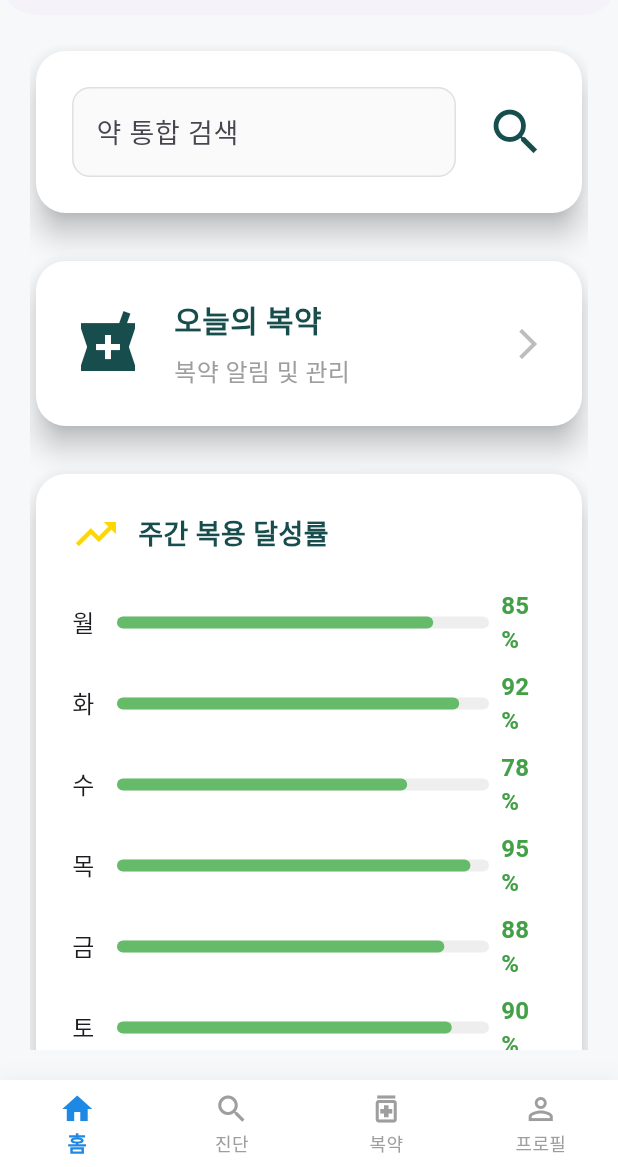
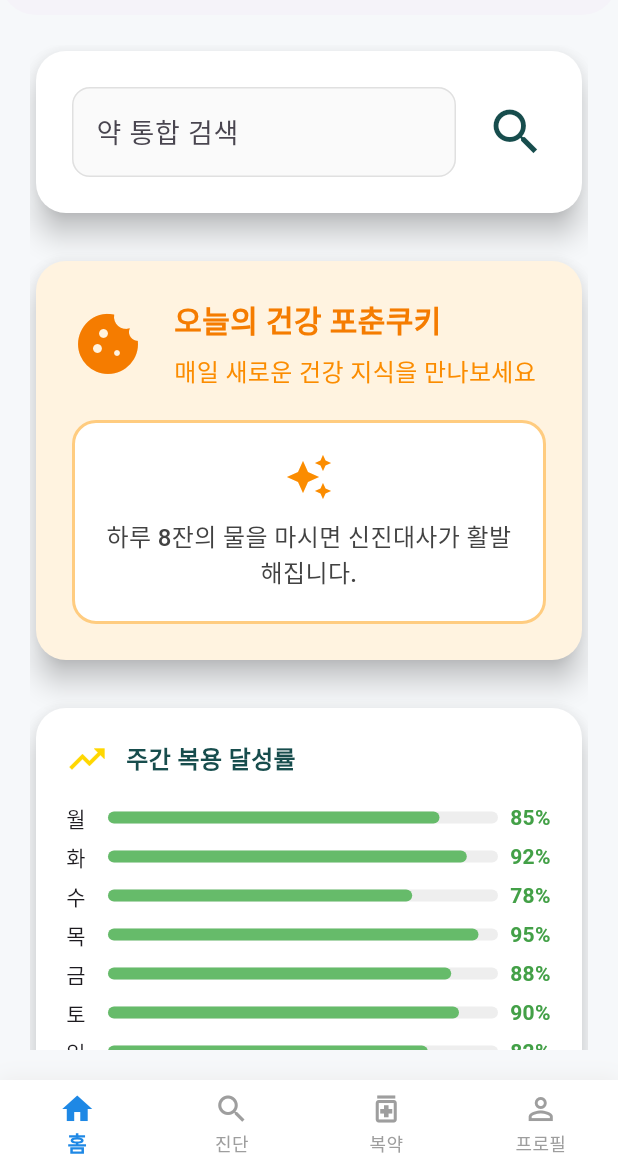
Before and after one commit to KICT2022/frontend, a Flutter app: the HomeScreen screen opened by its route, on a phone screen of 412 x 824 dp, the part 69-1236 px from its top. Run offline on Flutter 3.47's test engine with Material 3 defaults, Android fonts, the phone set to English and light mode, and no system bars; our stand-ins replace go_router, shared_preferences; accounts and stored records are empty; Roboto replaces fonts that are missing (NotoSansKR).

Commit message:
홈 화면에 건강 포춘쿠키 메시지 기능 추가 및 UI 개선

```diff
--- a/lib/screens/home_screen.dart
+++ b/lib/screens/home_screen.dart
@@ -15,6 +15,25 @@ class HomeScreen extends StatefulWidget {
 class _HomeScreenState extends State<HomeScreen> {
   int _currentIndex = 0;
   final _searchController = TextEditingController();
+
+  // 건강 포춘쿠키 메시지 리스트
+  final List<String> _healthMessages = [
+    '하루 8잔의 물을 마시면 신진대사가 활발해집니다.',
+    '규칙적인 운동은 면역력을 높여줍니다.',
+    '충분한 수면은 기억력 향상에 도움이 됩니다.',
+    '과일과 채소를 충분히 섭취하면 항산화 효과가 있습니다.',
+    '스트레칭은 근육 긴장을 풀어주어 혈액순환을 돕습니다.',
+    '규칙적인 식사 시간은 소화기 건강에 좋습니다.',
+    '깊은 호흡은 스트레스 해소에 효과적입니다.',
+    '햇빛을 15분 정도 쬐면 비타민 D 합성이 촉진됩니다.',
+    '녹차의 카테킨은 항산화 물질로 건강에 유익합니다.',
+    '규칙적인 배변은 대장 건강의 지표입니다.',
+    '적절한 체중 관리가 관절 건강을 보호합니다.',
+    '금연은 폐 기능 회복에 도움이 됩니다.',
+    '소금 섭취를 줄이면 혈압 관리에 좋습니다.',
+    '충분한 단백질 섭취는 근육 건강에 필수입니다.',
+    '오메가-3 지방산은 심장 건강에 유익합니다.',
+  ];
 
   @override
   void initState() {
@@ -47,6 +66,13 @@ class _HomeScreenState extends State<HomeScreen> {
     } catch (e) {
       // 오류 처리
     }
+  }
+
+  // 오늘의 건강 포춘쿠키 메시지 가져오기
+  String _getTodayHealthMessage() {
+    final today = DateTime.now();
+    final dayOfYear = today.difference(DateTime(today.year, 1, 1)).inDays;
+    return _healthMessages[dayOfYear % _healthMessages.length];
   }
 
   @override
@@ -158,60 +184,14 @@ class _HomeScreenState extends State<HomeScreen> {
                     ),
                   ),
                   const SizedBox(height: 24),
+
+                  // 오늘의 건강 포춘쿠키
                   Card(
                     shape: RoundedRectangleBorder(
                       borderRadius: BorderRadius.circular(20),
                     ),
                     elevation: 8,
-                    color: Colors.white,
-                    child: Padding(
-                      padding: const EdgeInsets.all(24.0),
-                      child: Row(
-                        children: [
-                          Icon(
-                            Icons.local_pharmacy,
-                            size: 48,
-                            color: Color(0xFF174D4D),
-                          ),
-                          const SizedBox(width: 20),
-                          Expanded(
-                            child: Column(
-                              crossAxisAlignment: CrossAxisAlignment.start,
-                              children: [
-                                Text(
-                                  '오늘의 복약',
-                                  style: TextStyle(
-                                    fontSize: 20,
-                                    fontWeight: FontWeight.bold,
-                                    color: Color(0xFF174D4D),
-                                  ),
-                                ),
-                                const SizedBox(height: 8),
-                                Text(
-                                  '복약 알림 및 관리',
-                                  style: TextStyle(
-                                    fontSize: 16,
-                                    color: Colors.grey,
-                                  ),
-                                ),
-                              ],
-                            ),
-                          ),
-                          Icon(
-                            Icons.arrow_forward_ios,
-                            color: Colors.grey[400],
-                          ),
-                        ],
-                      ),
-                    ),
-                  ),
-                  const SizedBox(height: 24),
-                  Card(
-                    shape: RoundedRectangleBorder(
-                      borderRadius: BorderRadius.circular(20),
-                    ),
-                    elevation: 8,
-                    color: Colors.white,
+                    color: Colors.orange.shade50,
                     child: Padding(
                       padding: const EdgeInsets.all(24.0),
                       child: Column(
@@ -220,35 +200,118 @@ class _HomeScreenState extends State<HomeScreen> {
                           Row(
                             children: [
                               Icon(
+                                Icons.cookie,
+                                size: 48,
+                                color: Colors.orange.shade700,
+                              ),
+                              const SizedBox(width: 20),
+                              Expanded(
+                                child: Column(
+                                  crossAxisAlignment: CrossAxisAlignment.start,
+                                  children: [
+                                    Text(
+                                      '오늘의 건강 포춘쿠키',
+                                      style: TextStyle(
+                                        fontSize: 20,
+                                        fontWeight: FontWeight.bold,
+                                        color: Colors.orange.shade700,
+                                      ),
+                                    ),
+                                    const SizedBox(height: 8),
+                                    Text(
+                                      '매일 새로운 건강 지식을 만나보세요',
+                                      style: TextStyle(
+                                        fontSize: 16,
+                                        color: Colors.orange.shade600,
+                                      ),
+                                    ),
+                                  ],
+                                ),
+                              ),
+                            ],
+                          ),
+                          const SizedBox(height: 20),
+                          Container(
+                            width: double.infinity,
+                            padding: const EdgeInsets.all(20),
+                            decoration: BoxDecoration(
+                              color: Colors.white,
+                              borderRadius: BorderRadius.circular(16),
+                              border: Border.all(
+                                color: Colors.orange.shade200,
+                                width: 2,
+                              ),
+                            ),
+                            child: Column(
+                              children: [
+                                Icon(
+                                  Icons.auto_awesome,
+                                  size: 32,
+                                  color: Colors.orange.shade600,
+                                ),
+                                const SizedBox(height: 12),
+                                Text(
+                                  _getTodayHealthMessage(),
+                                  style: TextStyle(
+                                    fontSize: 16,
+                                    fontWeight: FontWeight.w500,
+                                    color: Colors.grey.shade800,
+                                    height: 1.4,
+                                  ),
+                                  textAlign: TextAlign.center,
+                                ),
+                              ],
+                            ),
+                          ),
+                        ],
+                      ),
+                    ),
+                  ),
+                  const SizedBox(height: 24),
+
+                  Card(
+                    shape: RoundedRectangleBorder(
+                      borderRadius: BorderRadius.circular(20),
+                    ),
+                    elevation: 8,
+                    color: Colors.white,
+                    child: Padding(
+                      padding: const EdgeInsets.all(20.0),
+                      child: Column(
+                        crossAxisAlignment: CrossAxisAlignment.start,
+                        children: [
+                          Row(
+                            children: [
+                              Icon(
                                 Icons.trending_up,
-                                size: 32,
+                                size: 28,
                                 color: Color(0xFFFFD700),
                               ),
                               const SizedBox(width: 12),
                               Text(
                                 '주간 복용 달성률',
                                 style: TextStyle(
-                                  fontSize: 18,
+                                  fontSize: 16,
                                   fontWeight: FontWeight.bold,
                                   color: Color(0xFF174D4D),
                                 ),
                               ),
                             ],
                           ),
-                          const SizedBox(height: 16),
+                          const SizedBox(height: 12),
                           // 기존 달성률 위젯 활용
-                          _buildAchievementItem('월', 85, isSeniorMode, 16),
-                          _buildAchievementItem('화', 92, isSeniorMode, 16),
-                          _buildAchievementItem('수', 78, isSeniorMode, 16),
-                          _buildAchievementItem('목', 95, isSeniorMode, 16),
-                          _buildAchievementItem('금', 88, isSeniorMode, 16),
-                          _buildAchievementItem('토', 90, isSeniorMode, 16),
-                          _buildAchievementItem('일', 82, isSeniorMode, 16),
+                          _buildAchievementItem('월', 85, isSeniorMode, 14),
+                          _buildAchievementItem('화', 92, isSeniorMode, 14),
+                          _buildAchievementItem('수', 78, isSeniorMode, 14),
+                          _buildAchievementItem('목', 95, isSeniorMode, 14),
+                          _buildAchievementItem('금', 88, isSeniorMode, 14),
+                          _buildAchievementItem('토', 90, isSeniorMode, 14),
+                          _buildAchievementItem('일', 82, isSeniorMode, 14),
                         ],
                       ),
                     ),
                   ),
-                  const SizedBox(height: 24),
+                  const SizedBox(height: 20),
                   // 추가 섹션 필요시 여기에 Card로 추가
                 ],
               ),
@@ -285,11 +348,11 @@ class _HomeScreenState extends State<HomeScreen> {
     double fontSize,
   ) {
     return Padding(
-      padding: EdgeInsets.symmetric(vertical: isSeniorMode ? 6.0 : 4.0),
+      padding: EdgeInsets.symmetric(vertical: isSeniorMode ? 4.0 : 3.0),
       child: Row(
         children: [
           SizedBox(
-            width: isSeniorMode ? 40.0 : 30.0,
+            width: isSeniorMode ? 32.0 : 28.0,
             child: Text(
               day,
               style: TextStyle(fontSize: fontSize, fontWeight: FontWeight.w500),
@@ -297,10 +360,10 @@ class _HomeScreenState extends State<HomeScreen> {
           ),
           Expanded(
             child: Container(
-              height: isSeniorMode ? 12.0 : 8.0,
+              height: isSeniorMode ? 10.0 : 8.0,
               decoration: BoxDecoration(
                 color: Colors.grey.shade200,
-                borderRadius: BorderRadius.circular(isSeniorMode ? 6.0 : 4.0),
+                borderRadius: BorderRadius.circular(isSeniorMode ? 5.0 : 4.0),
               ),
               child: FractionallySizedBox(
                 alignment: Alignment.centerLeft,
@@ -309,16 +372,16 @@ class _HomeScreenState extends State<HomeScreen> {
                   decoration: BoxDecoration(
                     color: Colors.green.shade400,
                     borderRadius: BorderRadius.circular(
-                      isSeniorMode ? 6.0 : 4.0,
+                      isSeniorMode ? 5.0 : 4.0,
                     ),
                   ),
                 ),
               ),
             ),
           ),
-          SizedBox(width: isSeniorMode ? 12.0 : 8.0),
+          SizedBox(width: isSeniorMode ? 10.0 : 8.0),
           SizedBox(
-            width: isSeniorMode ? 40.0 : 30.0,
+            width: isSeniorMode ? 32.0 : 28.0,
             child: Text(
               '$percentage%',
               style: TextStyle(
```
